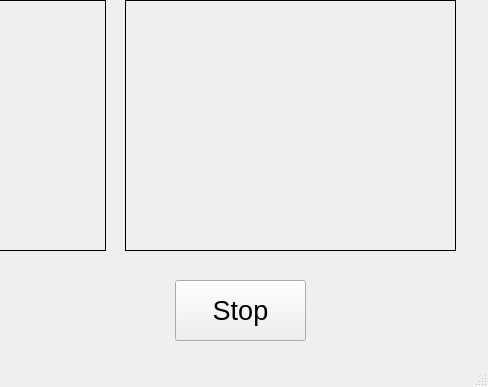
Above: gui1.ui from kyoko9000/75.-yolov8-pyqt5 before the change; both pictures show x 245 to 733 and y 0 to 387 of the 733 by 387 pixel window. Below: the same form after it.
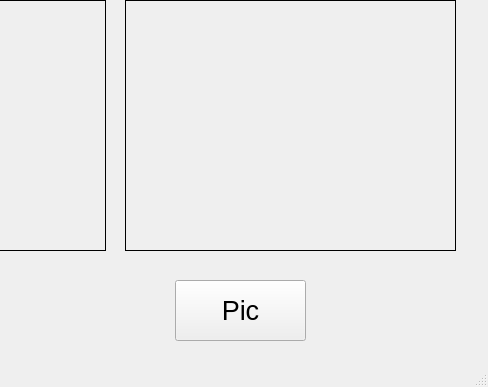
That is the form after the change.

Patch:
```diff
--- a/gui1.ui
+++ b/gui1.ui
@@ -69,7 +69,7 @@
      </font>
     </property>
     <property name="text">
-     <string>Stop</string>
+     <string>Pic</string>
     </property>
    </widget>
    <widget class="QLabel" name="label_2">
```
Left out of the diff: 2 changed lines with no effect on the pictures.
